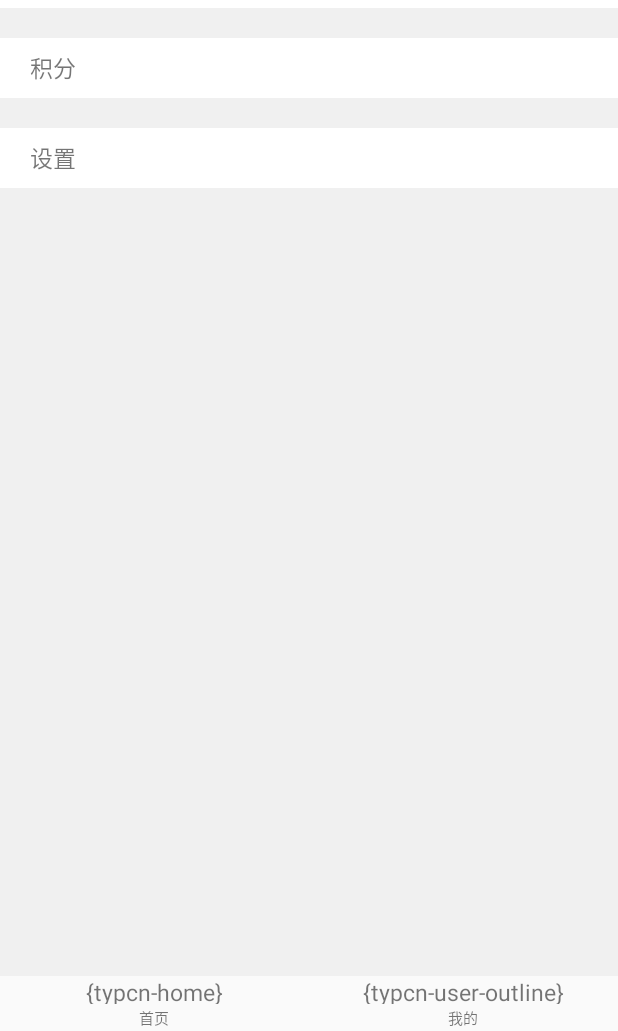
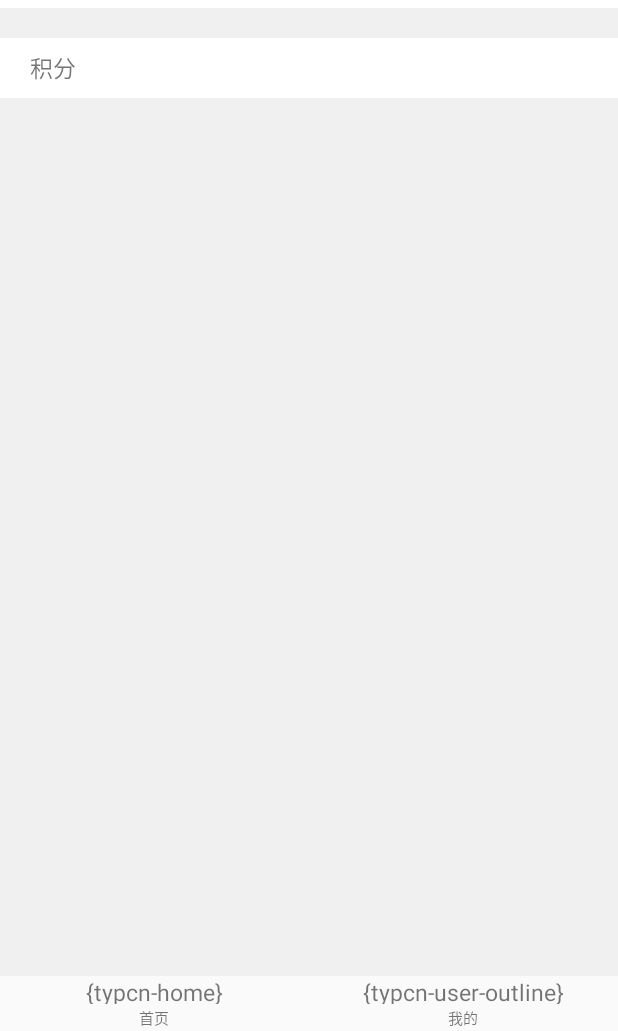
Before and after one commit to tantanbei/FristProject1, an Android app: the ActivityHome screen opened directly, with no data from a screen before it, after a tap on "{typcn-user-outline}", on a phone screen of 412 x 824 dp, the part 205-1236 px from its top. Run offline under Robolectric (Android 15) with nearby library versions, the phone set to English and light mode, and no system bars; libraries missing offline, so code that uses them is left out: com.bluelinelabs.logansquare, com.crashlytics.android, com.joanzapata.iconify; plain views replace IconTextView; 17 statements that could not run were skipped.

Commit message:
MOD add the point mark todo view

```diff
--- a/app/src/main/java/com/whoplate/paipable/activity/ActivityHome.java
+++ b/app/src/main/java/com/whoplate/paipable/activity/ActivityHome.java
@@ -43,8 +43,8 @@ public class ActivityHome extends AppCompatActivity {
 
     final private String[] strs = new String[]{"{md-headset-mic}  联系客服"
             , "{entypo-new-message}  意见反馈"
-            , "{md-info-outline}  关于拍牌宝"
-            , "{fa-gear}  设置"};
+            , "{md-info-outline}  关于拍牌宝"};
+//            , "{fa-gear}  设置"};
 
     @Override
     protected void onCreate(@Nullable Bundle savedInstanceState) {
--- a/app/src/main/res/layout/activity_signin.xml
+++ b/app/src/main/res/layout/activity_signin.xml
@@ -66,4 +66,12 @@
         android:textColor="@color/white"
         android:textSize="20sp" />
 
+    <TextView
+        android:layout_width="match_parent"
+        android:layout_height="wrap_content"
+        android:layout_marginTop="50dp"
+        android:layout_marginLeft="5dp"
+        android:layout_marginStart="5dp"
+        android:text="积分商城，敬请期待～"/>
+
 </LinearLayout>
--- a/app/src/main/res/layout/mine_tab_fragment.xml
+++ b/app/src/main/res/layout/mine_tab_fragment.xml
@@ -66,20 +66,20 @@
         android:textSize="15sp"/>
 
 
-    <TextView
-        android:id="@+id/setting"
-        android:layout_width="match_parent"
-        android:layout_height="wrap_content"
-        android:minHeight="40dp"
-        android:layout_marginTop="20dp"
-        android:text="@string/action_settings"
-        android:background="@color/white"
-        android:gravity="center_vertical"
-        android:paddingTop="5dp"
-        android:paddingBottom="5dp"
-        android:paddingLeft="20dp"
-        android:paddingRight="20dp"
-        android:textSize="15sp"/>
+    <!--<TextView-->
+        <!--android:id="@+id/setting"-->
+        <!--android:layout_width="match_parent"-->
+        <!--android:layout_height="wrap_content"-->
+        <!--android:minHeight="40dp"-->
+        <!--android:layout_marginTop="20dp"-->
+        <!--android:text="@string/action_settings"-->
+        <!--android:background="@color/white"-->
+        <!--android:gravity="center_vertical"-->
+        <!--android:paddingTop="5dp"-->
+        <!--android:paddingBottom="5dp"-->
+        <!--android:paddingLeft="20dp"-->
+        <!--android:paddingRight="20dp"-->
+        <!--android:textSize="15sp"/>-->
 
 
 </LinearLayout>
```
